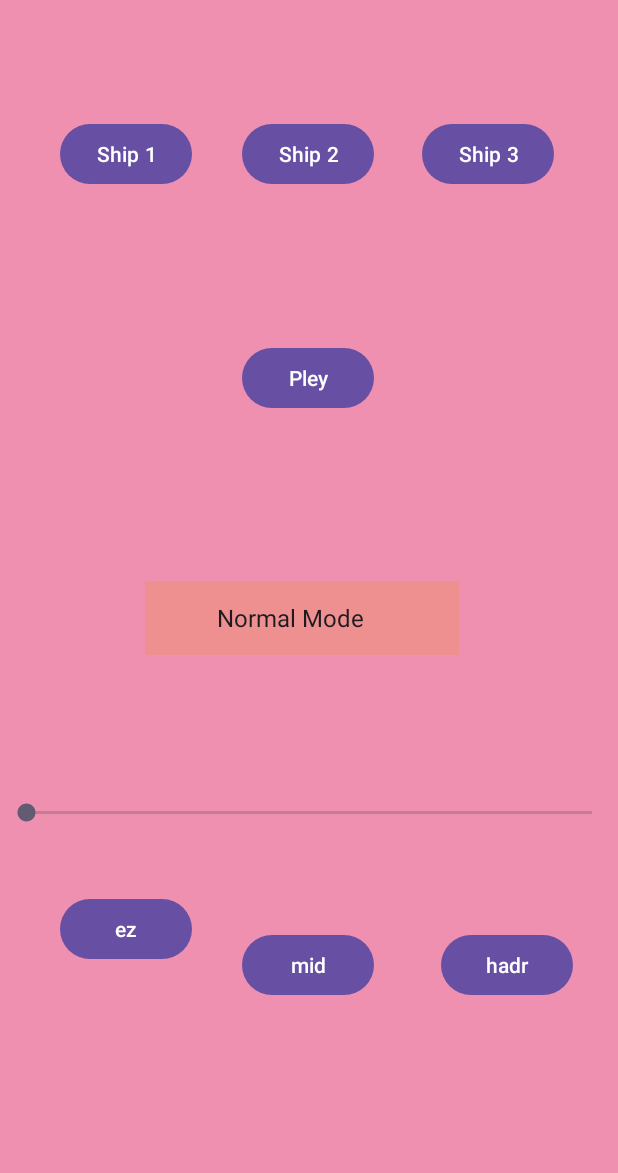
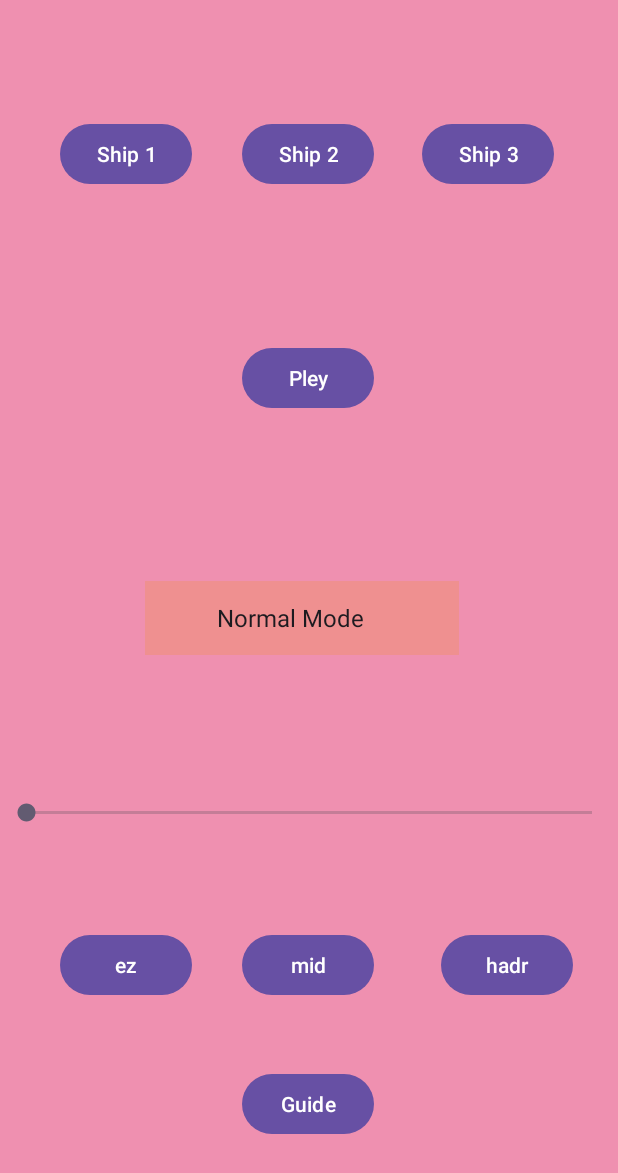
Before and after one commit to Pathetic384/SpaceShooter123, an Android app: the screen it shows after launch (MainActivity), on a phone screen of 412 x 824 dp. Shown: the top 1173 px of the screen. Run offline under Robolectric (Android 15) with nearby library versions, the light colour scheme and no system bars.

Commit message:
Simple WebView

```diff
--- a/app/src/main/java/com/example/sectest/MainActivity.java
+++ b/app/src/main/java/com/example/sectest/MainActivity.java
@@ -52,6 +52,14 @@ public class MainActivity extends AppCompatActivity implements SensorEventListen
         setContentView(R.layout.activity_main);
 
         serviceIntent = new Intent(this, GameService.class);
+        Button webViewButton = (Button) findViewById(R.id.btn_guide);
+        webViewButton.setOnClickListener(new View.OnClickListener() {
+            @Override
+            public void onClick(View v) {
+                Intent intent = new Intent(MainActivity.this, WebViewActivity.class);
+                startActivity(intent);
+            }
+        });
 
         sensorManager = (SensorManager) getSystemService(Context.SENSOR_SERVICE);
         sensor = sensorManager.getDefaultSensor(Sensor.TYPE_ACCELEROMETER);
--- a/app/src/main/res/layout/activity_main.xml
+++ b/app/src/main/res/layout/activity_main.xml
@@ -67,7 +67,7 @@
         app:layout_constraintHorizontal_bias="0.123"
         app:layout_constraintStart_toStartOf="parent"
         app:layout_constraintTop_toBottomOf="@+id/play"
-        app:layout_constraintVertical_bias="0.638" />
+        app:layout_constraintVertical_bias="0.686" />
 
     <Button
         android:id="@+id/normal"
@@ -119,4 +119,15 @@
         app:layout_constraintStart_toStartOf="parent"
         app:layout_constraintTop_toTopOf="parent" />
 
+    <Button
+        android:id="@+id/btn_guide"
+        android:layout_width="wrap_content"
+        android:layout_height="wrap_content"
+        android:layout_marginBottom="64dp"
+        android:text="Guide"
+        app:layout_constraintBottom_toBottomOf="parent"
+        app:layout_constraintEnd_toEndOf="parent"
+        app:layout_constraintHorizontal_bias="0.498"
+        app:layout_constraintStart_toStartOf="parent" />
+
 </androidx.constraintlayout.widget.ConstraintLayout>
```
Also changed, not shown: app/src/main/AndroidManifest.xml (+15 -9 lines), app/src/main/java/com/example/sectest/WebViewActivity.java (added, +17 -0 lines), app/src/main/res/layout/activity_web_view.xml (added, +17 -0 lines).
